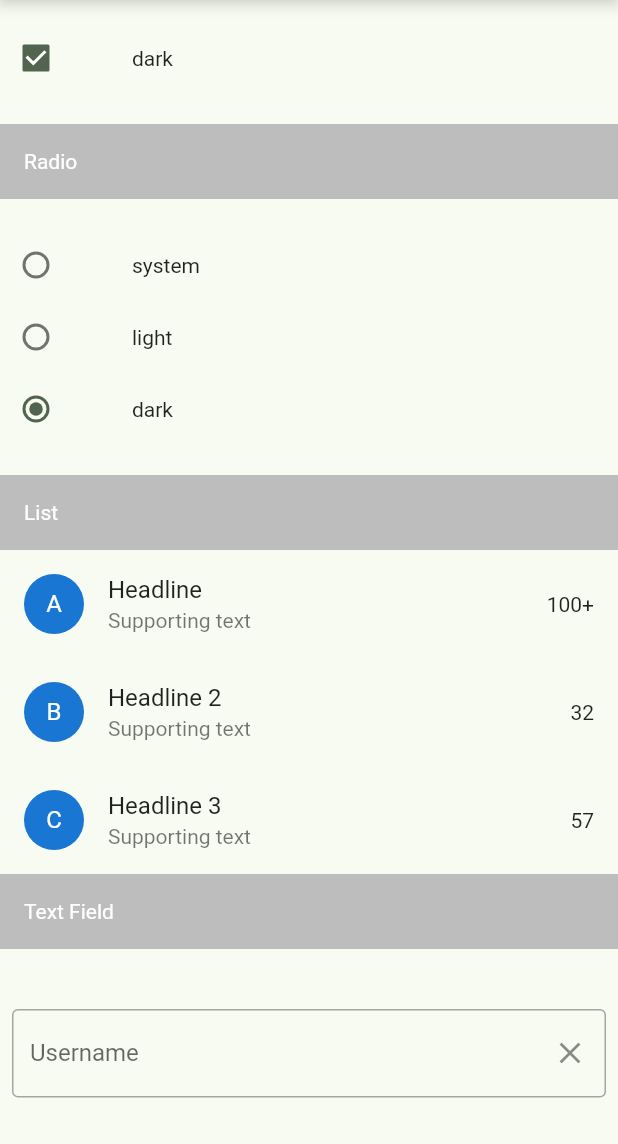
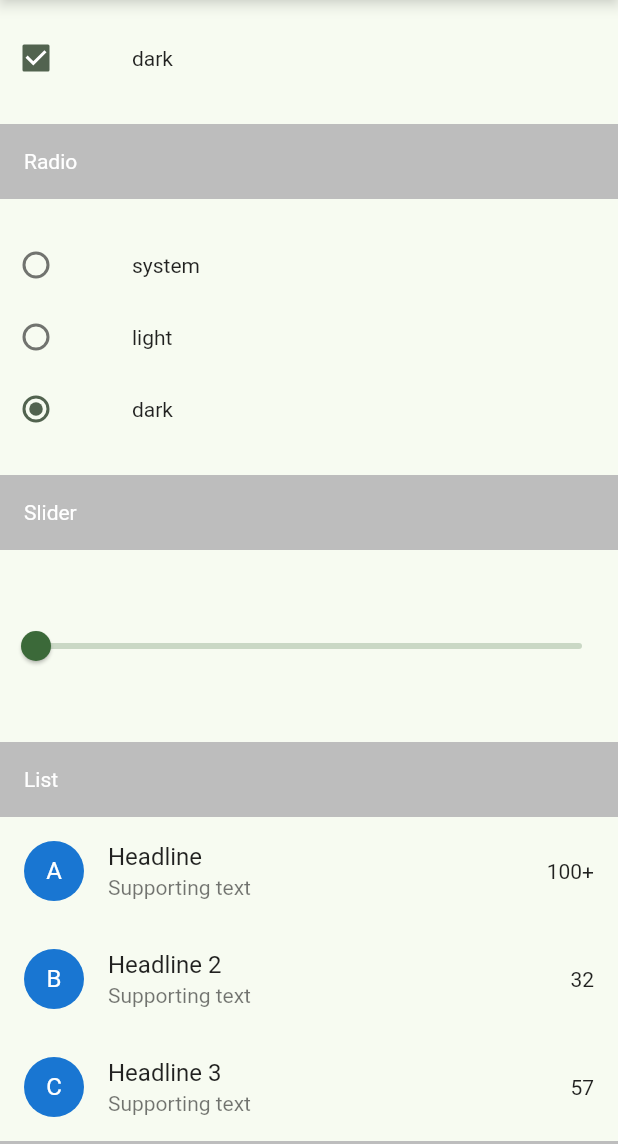
Before and after one commit to hiromu-kon/flutter_widget_gallery, a Flutter app: the screen it shows after launch, scrolled down 1728 dp, on a phone screen of 412 x 824 dp, the part 92-1236 px from its top. Run offline on Flutter 3.47's test engine with Material 2 defaults, Android fonts, the phone set to English and light mode, and no system bars; drawn by our look-alikes of scrollable_positioned_list, sticky_headers; our stand-ins replace flutter_riverpod, gap.

Commit message:
Sliderを追加

```diff
--- a/lib/components/drawer.dart
+++ b/lib/components/drawer.dart
@@ -8,6 +8,7 @@ import 'package:flutter_widget_gallery/components/list.dart';
 import 'package:flutter_widget_gallery/components/modal_bottom_sheet.dart';
 import 'package:flutter_widget_gallery/components/progress_indicator.dart';
 import 'package:flutter_widget_gallery/components/radio.dart';
+import 'package:flutter_widget_gallery/components/slider.dart';
 import 'package:flutter_widget_gallery/components/snack_bar.dart';
 import 'package:flutter_widget_gallery/components/text_field.dart';
 import 'package:flutter_widget_gallery/main.dart';
@@ -32,6 +33,7 @@ class AppDrawer extends ConsumerWidget {
       ProgressIndicatorSection.title,
       CheckboxSection.title,
       RadioSection.title,
+      SliderSection.title,
       ListSection.title,
       TextFieldSection.title,
       TabBarSection.title,
@@ -41,6 +43,7 @@ class AppDrawer extends ConsumerWidget {
       ModalBottomSheetSection.title,
     ];
     return Drawer(
+      child: SingleChildScrollView(
         child: Column(
           children: [
             ListView.builder(
@@ -63,11 +66,14 @@ class AppDrawer extends ConsumerWidget {
               title: const Text('Material 3'),
               value: ref.watch(useMaterial3Provider),
               onChanged: (bool value) {
-              ref.read(useMaterial3Provider.notifier).update((state) => value);
+                ref
+                    .read(useMaterial3Provider.notifier)
+                    .update((state) => value);
               },
             ),
           ],
         ),
+      ),
     );
   }
 }
--- /dev/null
+++ b/lib/components/slider.dart
@@ -0,0 +1,35 @@
+import 'package:flutter/material.dart';
+import 'package:flutter_widget_gallery/components/common.dart';
+import 'package:gap/gap.dart';
+
+class SliderSection extends StatefulWidget {
+  const SliderSection({super.key});
+
+  static const title = 'Slider';
+
+  @override
+  State<SliderSection> createState() => _SliderSectionState();
+}
+
+class _SliderSectionState extends State<SliderSection> {
+  double value = 0;
+  @override
+  Widget build(BuildContext context) {
+    return SectionHeader(
+      title: SliderSection.title,
+      content: Column(
+        children: [
+          const Gap(contentPadding),
+          Slider(
+              value: value,
+              onChanged: (newValue) {
+                setState(() {
+                  value = newValue;
+                });
+              }),
+          const Gap(contentPadding),
+        ],
+      ),
+    );
+  }
+}
--- a/lib/widget_gallery_page.dart
+++ b/lib/widget_gallery_page.dart
@@ -9,6 +9,7 @@ import 'package:flutter_widget_gallery/components/list.dart';
 import 'package:flutter_widget_gallery/components/modal_bottom_sheet.dart';
 import 'package:flutter_widget_gallery/components/progress_indicator.dart';
 import 'package:flutter_widget_gallery/components/radio.dart';
+import 'package:flutter_widget_gallery/components/slider.dart';
 import 'package:flutter_widget_gallery/components/snack_bar.dart';
 import 'package:flutter_widget_gallery/components/text_field.dart';
 import 'package:flutter_widget_gallery/pages/bottom_navigation_bar.dart';
@@ -66,6 +67,7 @@ class _WidgetGalleryPageState extends ConsumerState<WidgetGalleryPage> {
       ProgressIndicatorSection(),
       CheckboxSection(),
       RadioSection(),
+      SliderSection(),
       ListSection(),
       TextFieldSection(),
       TabBarSection(),
```
Lines whose indentation alone changed are shown as unchanged.
